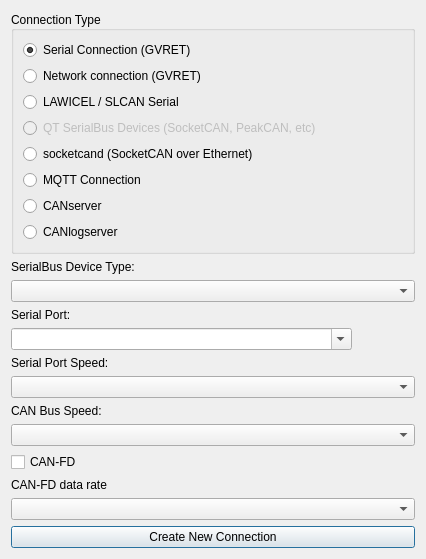
The window that ui/newconnectiondialog.ui (collin80/SavvyCAN) describes before a commit, drawn with Qt 5.
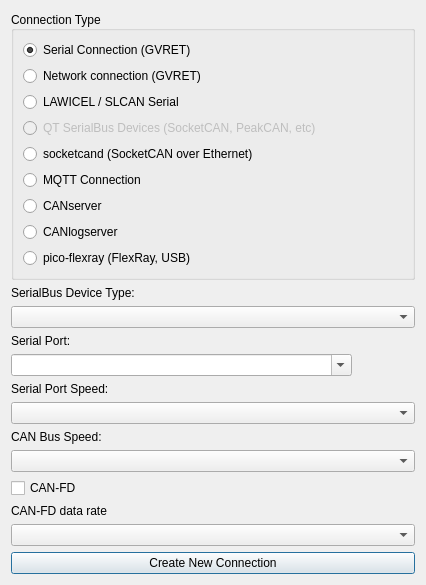
The same window after the commit.

Commit message: pico-flexray connection: FlexRay capture over USB with libusb

Diff of the .ui file:
```diff
--- a/ui/newconnectiondialog.ui
+++ b/ui/newconnectiondialog.ui
@@ -85,6 +85,13 @@
         </property>
        </widget>
       </item>
+      <item row="8" column="0">
+       <widget class="QRadioButton" name="rbPicoFlexRay">
+        <property name="text">
+         <string>pico-flexray (FlexRay, USB)</string>
+        </property>
+       </widget>
+      </item>
      </layout>
     </widget>
    </item>
```
The commit also changes 13 other files.
